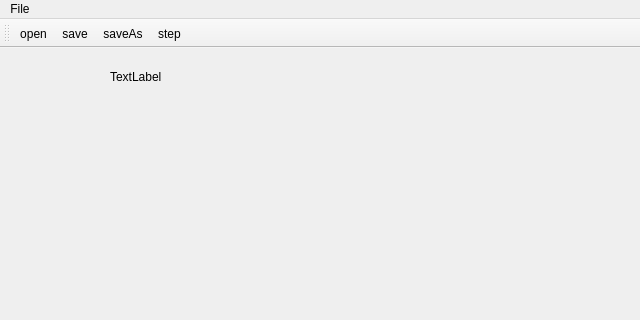
This is mainwindow.ui in dridk/estel as Qt 5 draws it before an edit; both pictures show x 0 to 640 and y 0 to 320 of the 640 by 480 pixel window. The edited form follows.
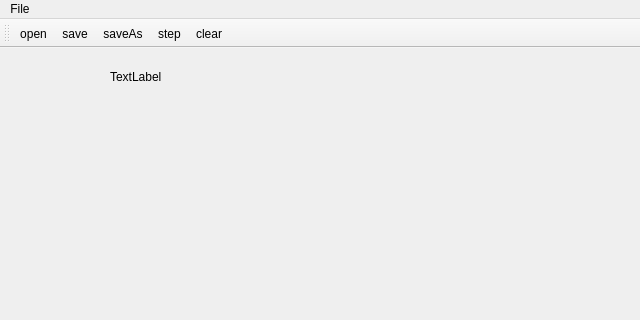
This is the edited form. Icons and pictures are not drawn.

What changed in the file:
```diff
--- a/mainwindow.ui
+++ b/mainwindow.ui
@@ -71,6 +71,7 @@
    <addaction name="actionSave"/>
    <addaction name="actionSaveAs"/>
    <addaction name="actionStep"/>
+   <addaction name="actionClear"/>
   </widget>
   <action name="actionOpen">
    <property name="icon">
@@ -108,6 +109,11 @@
     <string>step</string>
    </property>
   </action>
+  <action name="actionClear">
+   <property name="text">
+    <string>clear</string>
+   </property>
+  </action>
  </widget>
  <resources>
   <include location="gfx/gfx.qrc"/>
```
Left out of the diff: 2 changed lines with no effect on the pictures.
